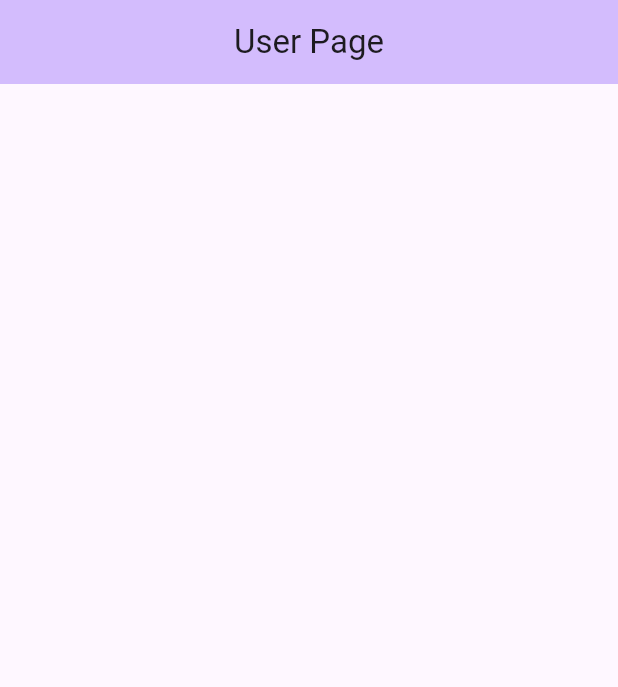
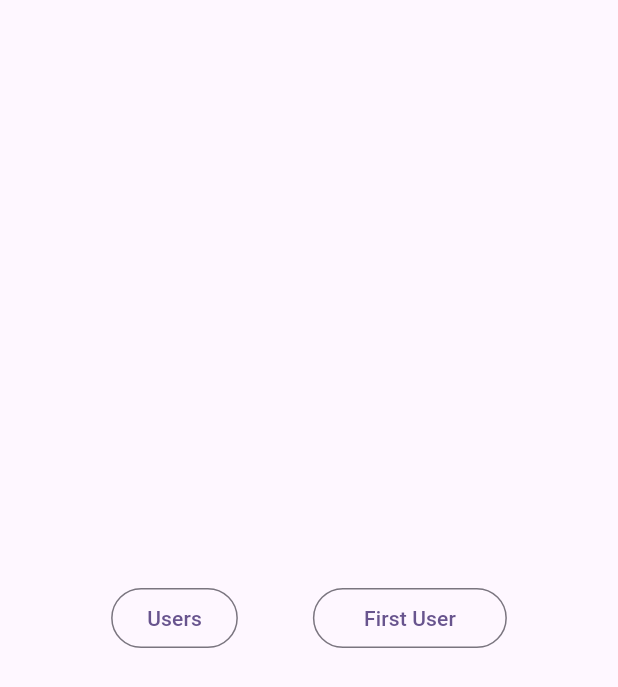
Before and after one commit to ElifDK/Json_User_Posts, a Flutter app: the screen it shows after launch, on a phone screen of 412 x 824 dp. Shown: the top 687 px of the screen. Run offline on Flutter 3.47's test engine with Material 3 defaults, Android fonts, the phone set to English and light mode, and no system bars.

Commit message:
Passing Route Data

```diff
--- a/lib/main.dart
+++ b/lib/main.dart
@@ -1,25 +1,22 @@
 import 'package:flutter/material.dart';
 import 'package:json_user_posts/routes/first_user_page.dart';
+import 'package:json_user_posts/routes/post_page.dart';
 import 'package:json_user_posts/routes/user_page.dart';
+import 'package:json_user_posts/routes/welcome_page.dart';
 
 void main() {
-  runApp(const MyApp());
+  runApp(MaterialApp(
+    title: 'Flutter Demo',
+    theme: ThemeData(
+      colorScheme: ColorScheme.fromSeed(seedColor: Colors.deepPurple),
+      useMaterial3: true,
+    ),
+    initialRoute: '/',
+    routes: {
+      '/': (context) => WelcomePage(),
+      '/users': (context) => UserPage(title:'User Page'),
+      '/posts':(context) => PostPage(),
+      '/firstUser': (context) => FirstUserPage(title: 'First User')
+    },
+  ));
 }
-
-class MyApp extends StatelessWidget {
-  const MyApp({super.key});
-
-  // This widget is the root of your application.
-  @override
-  Widget build(BuildContext context) {
-    return MaterialApp(
-      title: 'Json Serialization Demo',
-      theme: ThemeData(
-        colorScheme: ColorScheme.fromSeed(seedColor: Colors.deepPurple),
-        useMaterial3: true,
-      ),
-      home: const UserPage(title:'User Page'),
-      debugShowCheckedModeBanner: false,
-    );
-  }
-}
--- a/lib/routes/user_page.dart
+++ b/lib/routes/user_page.dart
@@ -73,7 +73,14 @@ class _UserPageState extends State<UserPage> {
               return Card(
                 child: Card(
                   child: ListTile(
-                    onTap: (){},
+                    onTap: (){
+
+                        Navigator.pushNamed(context, '/posts',
+                            arguments: {
+                              'id': _users?[index].id.toString(),
+                              'name': _users?[index].name
+                            });
+                      },
                     title: Text(_users?[index].id.toString() ?? ''),
                     subtitle: Text(_users?[index].name ?? ''),
                   ),
--- /dev/null
+++ b/lib/routes/welcome_page.dart
@@ -0,0 +1,31 @@
+import 'package:flutter/material.dart';
+
+class WelcomePage extends StatelessWidget {
+  const WelcomePage({super.key});
+
+  @override
+  Widget build(BuildContext context) {
+    return Scaffold(
+        body: SafeArea(
+          child: Column(
+            mainAxisAlignment: MainAxisAlignment.center,
+            children: [
+              Row(
+                mainAxisAlignment: MainAxisAlignment.center ,
+                children: [
+                  OutlinedButton(onPressed: () {Navigator.pushNamed(context, '/users');},
+                  child: Text('Users'),),
+                  SizedBox(width: 50,),
+                  OutlinedButton(onPressed: () {Navigator.pushNamed(context, '/firstUser');},
+                    child: Padding(
+                      padding: const EdgeInsets.all(10.0),
+                      child: Text('First User'),
+                    ),)
+                ],
+              ),
+            ],
+          ),
+        )
+    );;
+  }
+}
```
Also changed, not shown: lib/model/post.dart (added, +24 -0 lines), lib/routes/post_page.dart (added, +62 -0 lines).
